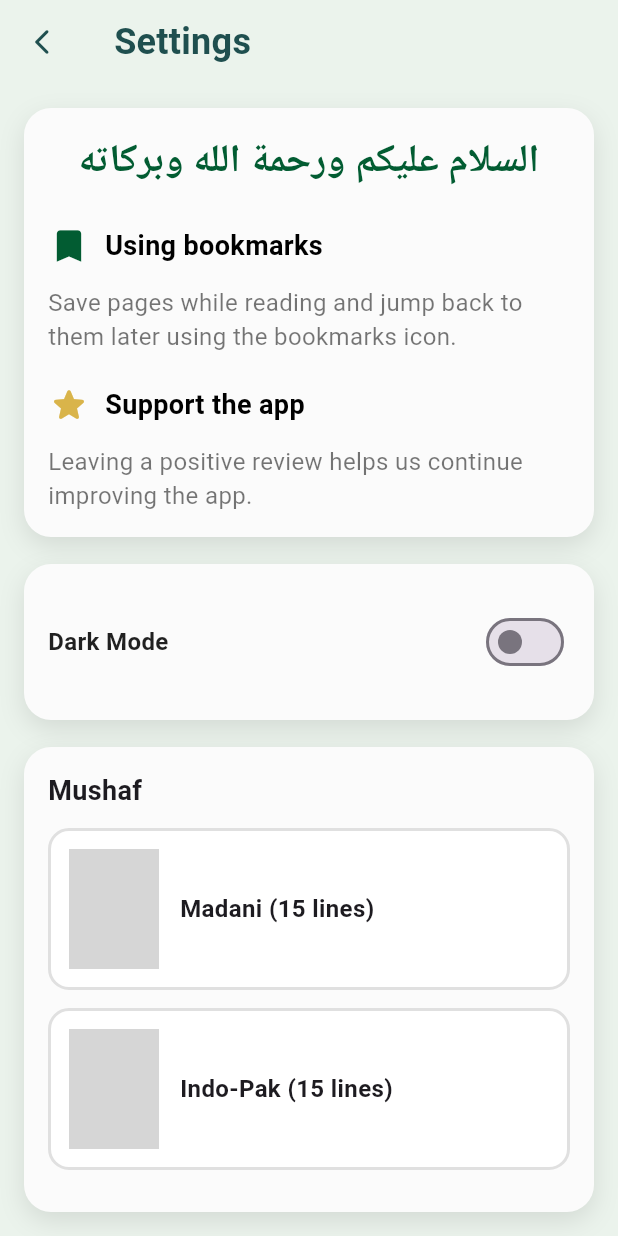
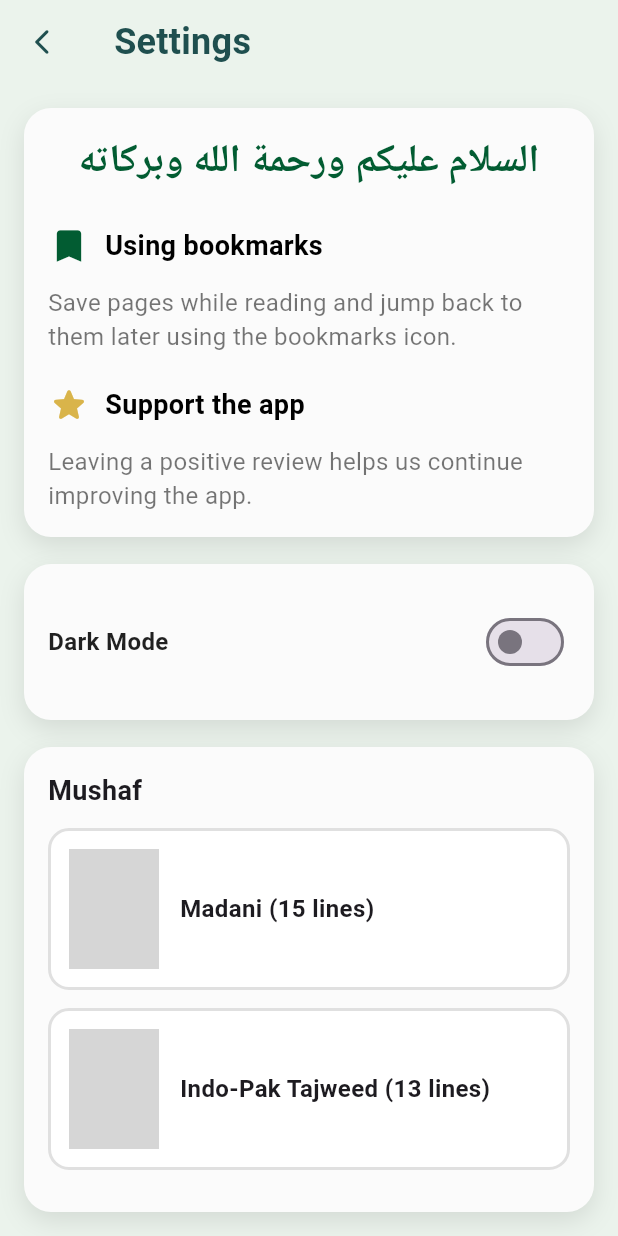
Before and after one commit to YusufYacoobali/Mushaf-Double-Page, a Flutter app: the Settings screen opened directly, on a phone screen of 412 x 824 dp. Run offline on Flutter 3.47's test engine with Material 3 defaults, Android fonts, the phone set to English and light mode, and no system bars; our stand-ins replace firebase_core, firebase_storage, shared_preferences; accounts and stored records are empty; generated files the repository leaves out were written again; Roboto replaces fonts that are missing (Amiri); grey boxes are pictures that could not be loaded.

Commit message:
new mushaf start

```diff
--- a/lib/pages/settings.dart
+++ b/lib/pages/settings.dart
@@ -304,7 +304,7 @@ class _SettingsState extends State<Settings> {
                   ),
 
                   _buildMushafOption(
-                    title: 'Indo-Pak (15 lines)',
+                    title: 'Indo-Pak Tajweed (13 lines)',
                     value: 'indopak',
                     previewImage: 'assets/mushaf/indopak_tajweed_preview.png',
                   ),
```
